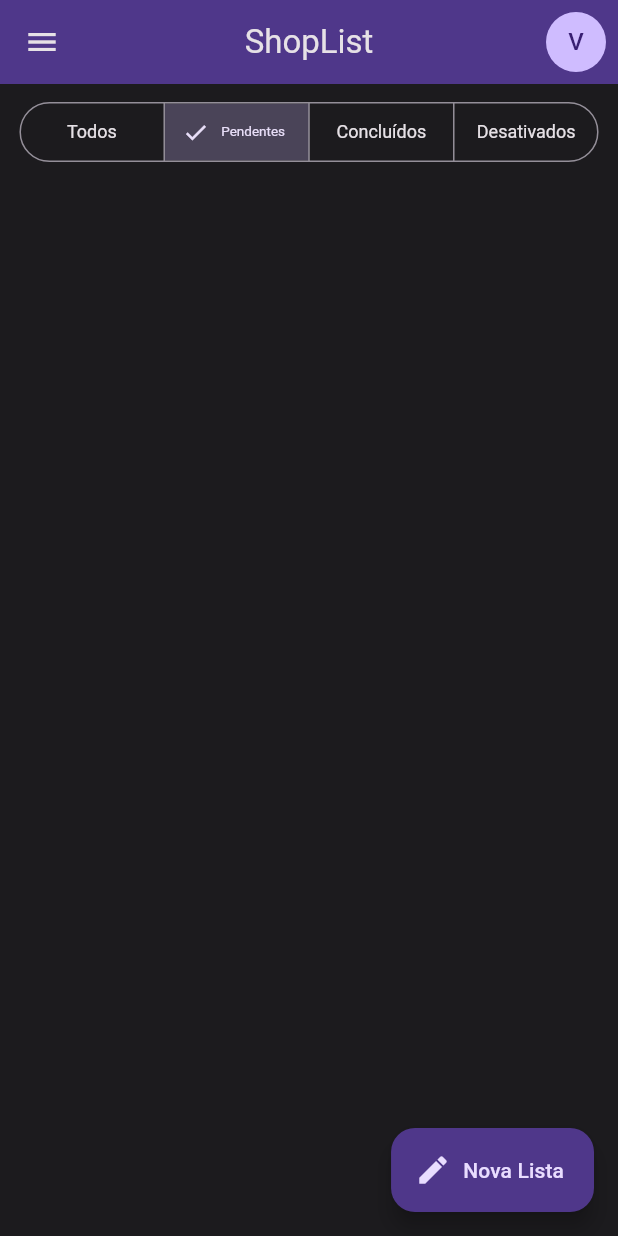
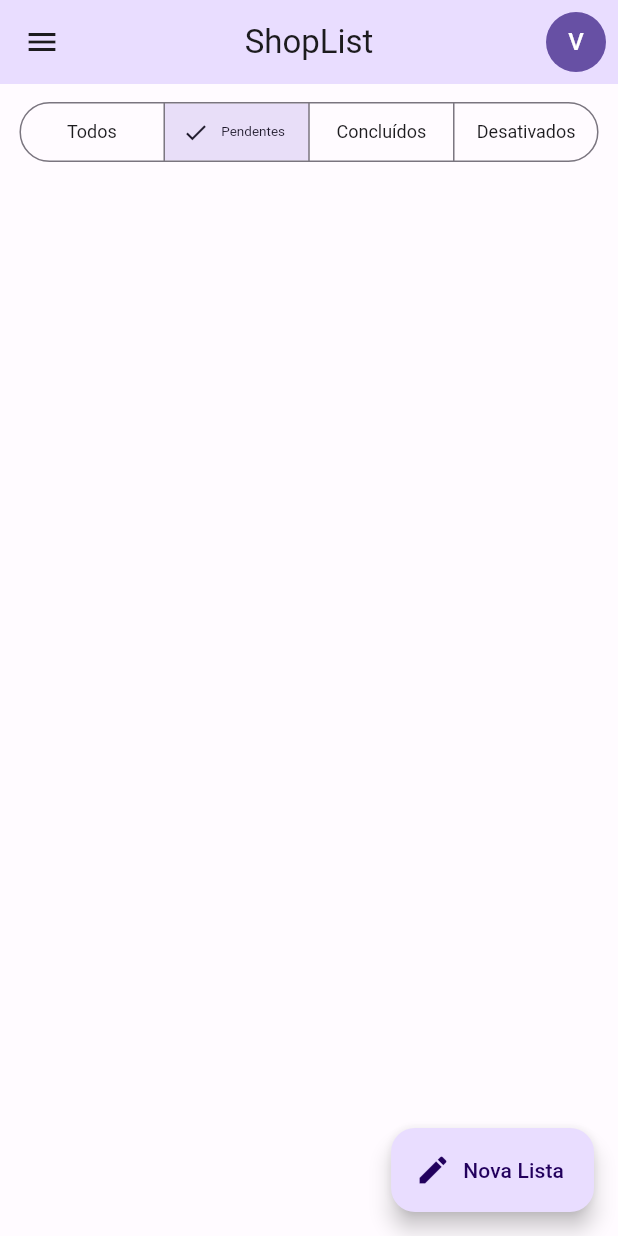
Before and after one commit to vaansuit/ShopingList, a Flutter app: the screen it shows after launch, on a phone screen of 412 x 824 dp. Run offline on Flutter 3.47's test engine with Material 2 defaults, Android fonts, the phone set to English and light mode, and no system bars; our stand-ins replace flutter_modular.

Commit message:
feat: now user can change themes, as default theme the app will take the user system preference

```diff
--- a/lib/src/app_widget.dart
+++ b/lib/src/app_widget.dart
@@ -1,3 +1,4 @@
+import 'package:ShopList/src/stores/app_store.dart';
 import 'package:flutter/material.dart';
 import 'package:flutter_modular/flutter_modular.dart';
 
@@ -9,12 +10,17 @@ class AppWidget extends StatelessWidget {
   @override
   Widget build(BuildContext context) {
     Modular.setInitialRoute('/home/');
+    //escutando as mudanças de tema no aplicativo inteiro
+    final appStore = context.watch<AppStore>(
+      //Só ira alterar quando o themeMode for alterado
+      (store) => store.themeMode,
+    );
 
     return MaterialApp.router(
       debugShowCheckedModeBanner: false,
       theme: lightTheme,
       darkTheme: darkTheme,
-      themeMode: ThemeMode.dark,
+      themeMode: appStore.themeMode.value,
       //Propriedades para fazer o flutter modular rodar
       routerDelegate: Modular.routerDelegate,
       routeInformationParser: Modular.routeInformationParser,
```
